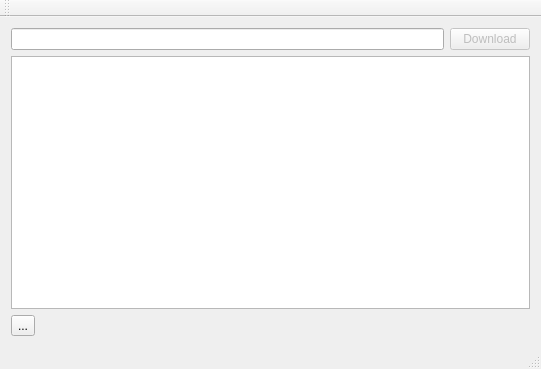
Before: the Qt Designer form mainwindow.ui in a1ien/Google_play_client, drawn with Qt 5.
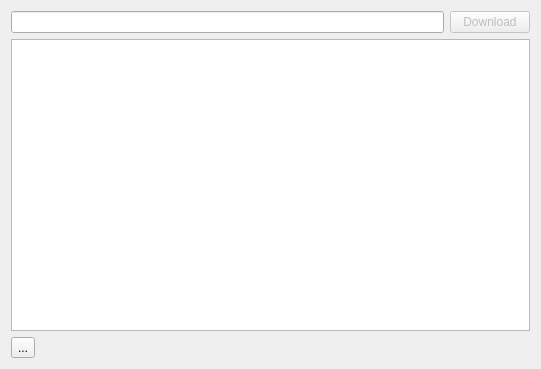
After: the same form once the commit is applied. Icons and pictures are not drawn.

What changed in the file:
```diff
--- a/mainwindow.ui
+++ b/mainwindow.ui
@@ -51,15 +51,6 @@
     </item>
    </layout>
   </widget>
-  <widget class="QToolBar" name="mainToolBar">
-   <attribute name="toolBarArea">
-    <enum>TopToolBarArea</enum>
-   </attribute>
-   <attribute name="toolBarBreak">
-    <bool>false</bool>
-   </attribute>
-  </widget>
-  <widget class="QStatusBar" name="statusBar"/>
  </widget>
  <layoutdefault spacing="6" margin="11"/>
  <resources>
```
Left out of the diff: 2 changed lines with no effect on the pictures.
